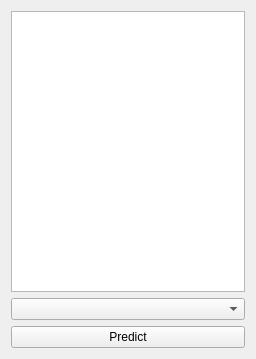
Above: ilastik/applets/networkClassification/nnClassAppletUiTest.ui from ilastik/ilastik before the change. Below: the same form after it.
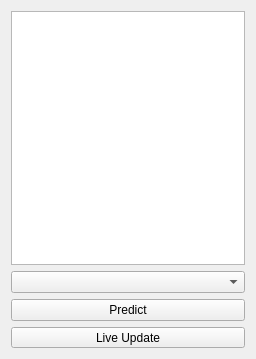
That is the form after the change.

```diff
--- a/ilastik/applets/networkClassification/nnClassAppletUiTest.ui
+++ b/ilastik/applets/networkClassification/nnClassAppletUiTest.ui
@@ -49,6 +49,25 @@
      </property>
     </widget>
    </item>
+      <item>
+      <widget class="QToolButton" name="liveUpdateButton">
+       <property name="sizePolicy">
+        <sizepolicy hsizetype="Expanding" vsizetype="Fixed">
+         <horstretch>0</horstretch>
+         <verstretch>0</verstretch>
+        </sizepolicy>
+       </property>
+       <property name="text">
+        <string>Live Update</string>
+       </property>
+       <property name="checkable">
+        <bool>true</bool>
+       </property>
+       <property name="toolButtonStyle">
+        <enum>Qt::ToolButtonTextBesideIcon</enum>
+       </property>
+      </widget>
+     </item>
   </layout>
  </widget>
  <resources/>
```
